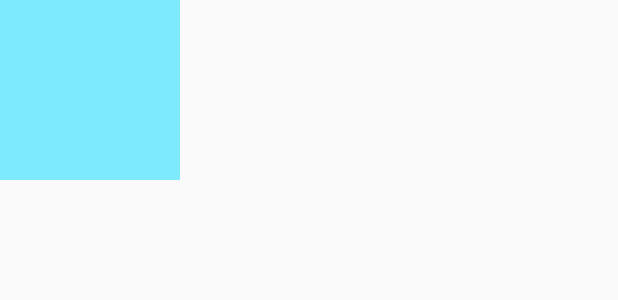
After one commit to nguyentienhoang810/1stKotlinApp, an Android app: the layout loading_view.xml on its own in the app's theme, with its tools: preview values and no code run, on a phone screen of 412 x 824 dp. The commit adds this screen. Shown: the top 300 px of the screen. Run offline under Robolectric (Android 15) with nearby library versions, the phone set to English and light mode, and no system bars.

Commit message:
add loading View and glide library to show GIF file

```diff
--- a/app/build.gradle
+++ b/app/build.gradle
@@ -14,6 +14,7 @@ android {
         versionName "1.0"
         testInstrumentationRunner "android.support.test.runner.AndroidJUnitRunner"
     }
+
     buildTypes {
         release {
             minifyEnabled false
@@ -37,6 +38,10 @@ dependencies {
     implementation "com.squareup.retrofit2:retrofit:2.5.0"
     implementation "com.squareup.retrofit2:converter-gson:2.5.0"
     implementation 'com.jakewharton.retrofit:retrofit2-kotlin-coroutines-experimental-adapter:1.0.0'
+
     //RxKotlin
     implementation 'io.reactivex.rxjava2:rxkotlin:2.3.0'
+
+    //Load gif file
+    implementation 'com.github.bumptech.glide:glide:3.7.0'
 }
--- a/app/src/main/java/com/develop/a1stapp/ViewModel/PokemonListViewModel.kt
+++ b/app/src/main/java/com/develop/a1stapp/ViewModel/PokemonListViewModel.kt
@@ -49,4 +49,6 @@ class PokemonListViewModel: ViewModel() {
             }
         })
     }
+
+    //TO DO: need handle error in another class (Service)
 }
--- /dev/null
+++ b/app/src/main/res/layout/loading_view.xml
@@ -0,0 +1,19 @@
+<?xml version="1.0" encoding="utf-8"?>
+<android.support.constraint.ConstraintLayout xmlns:android="http://schemas.android.com/apk/res/android"
+                                             xmlns:app="http://schemas.android.com/apk/res-auto"
+                                             xmlns:tools="http://schemas.android.com/tools"
+                                             android:alpha="0.5"
+                                             android:layout_width="wrap_content"
+                                             android:layout_height="wrap_content"
+                                             android:id="@+id/loading_view">
+
+    <ImageView
+            android:layout_width="120dp"
+            android:layout_height="120dp"
+            app:srcCompat="@android:color/holo_blue_bright"
+            android:id="@+id/imageView"
+            app:layout_constraintStart_toStartOf="parent"
+            app:layout_constraintTop_toTopOf="parent"
+            app:layout_constraintEnd_toEndOf="parent"
+            app:layout_constraintBottom_toBottomOf="parent" android:contentDescription="guruguru"/>
+</android.support.constraint.ConstraintLayout>
```
Also changed, not shown: app/src/main/java/com/develop/a1stapp/Resource/LoadingView.kt (added, +26 -0 lines), app/src/main/java/com/develop/a1stapp/View/PokemonListActivity.kt (+9 -0 lines), 9 other files.
